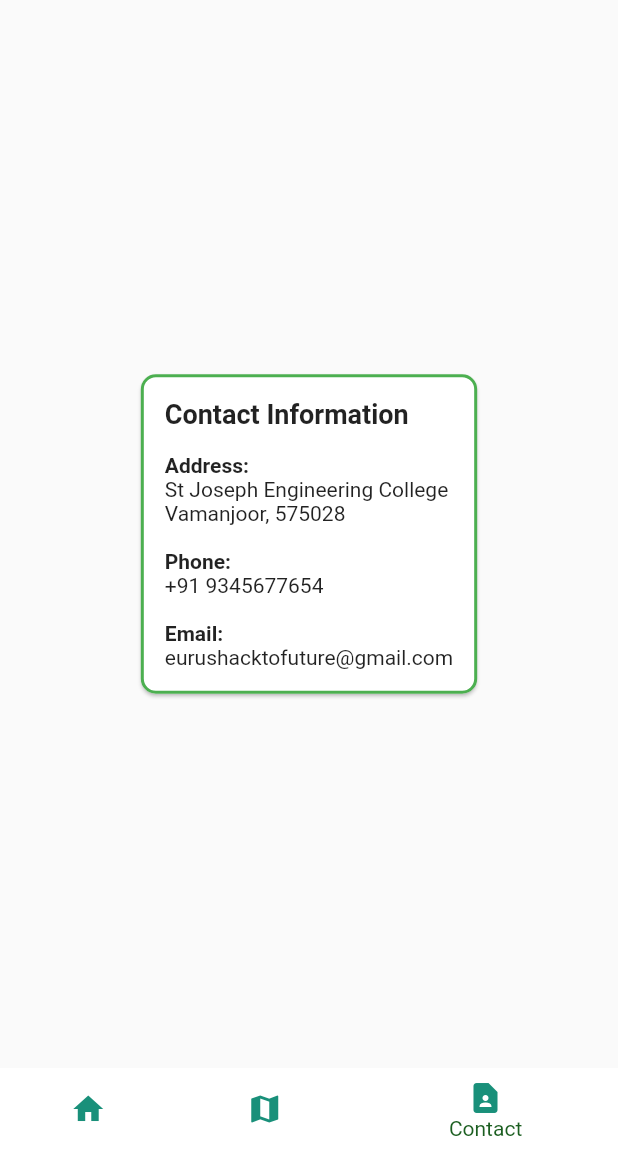
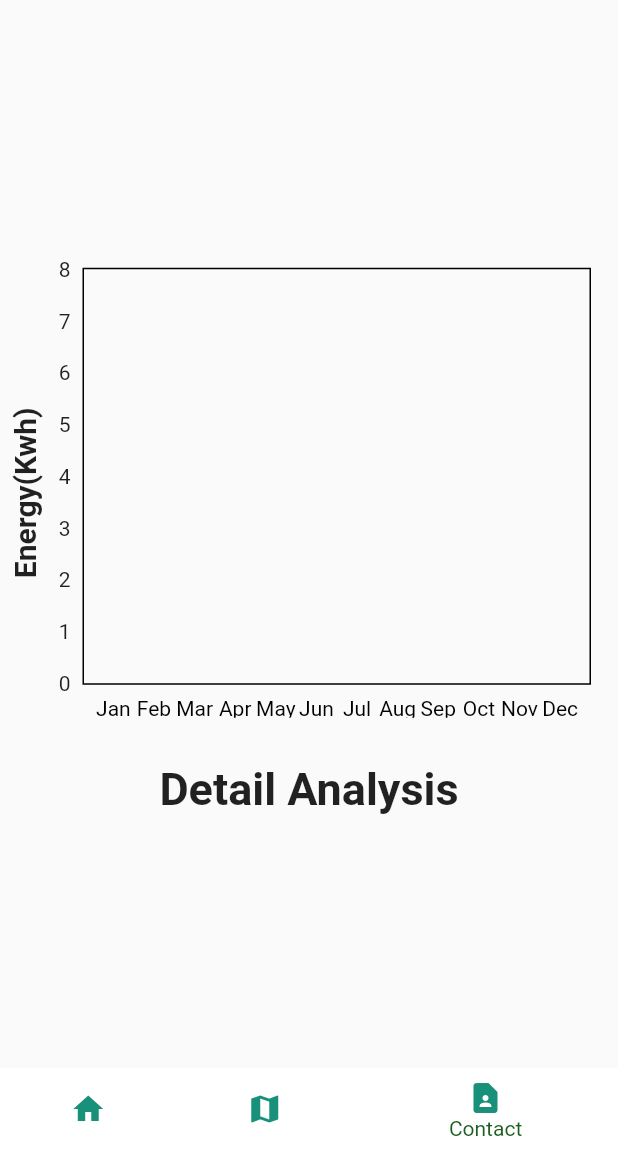
Before and after one commit to samwinp/vita, a Flutter app: the screen it shows after launch, item 3 of the bottom bar chosen, on a phone screen of 412 x 824 dp, the part 84-1236 px from its top. Run offline on Flutter 3.47's test engine with Material 2 defaults, Android fonts, the light colour scheme and no system bars; drawn by our look-alikes of fl_chart; our stand-ins replace cloud_firestore, firebase_auth, firebase_core, google_maps_flutter, lottie, shared_preferences; accounts and stored records are empty.

Commit message:
ADDED CHART

```diff
--- /dev/null
+++ b/Jinsei/studious-chainsaw-main/new_age/lib/chart/bar_graph.dart
@@ -0,0 +1,106 @@
+import 'package:fl_chart/fl_chart.dart';
+import 'package:flutter/material.dart';
+import 'individual_bar.dart';
+
+class MyBarGraph extends StatelessWidget {
+  final List monthlyEnergyGenerated;
+  const MyBarGraph({super.key, required this.monthlyEnergyGenerated});
+
+  @override
+  Widget build(BuildContext context) {
+    BarData myBarData = BarData(
+      monthlyEnergyGenerated[0],
+
+      monthlyEnergyGenerated[1],
+      monthlyEnergyGenerated[2],
+      monthlyEnergyGenerated[3],
+      monthlyEnergyGenerated[4],
+      monthlyEnergyGenerated[5],
+      monthlyEnergyGenerated[6],
+      monthlyEnergyGenerated[7],
+      monthlyEnergyGenerated[8],
+      monthlyEnergyGenerated[9],
+      monthlyEnergyGenerated[10],
+      monthlyEnergyGenerated[11],
+    );
+
+    myBarData.initializeBarData();
+    return BarChart(
+      BarChartData(
+        minY: 0,
+        maxY: 8,
+        gridData: FlGridData(show: false),
+        barGroups: myBarData.barData
+            .map((data) => BarChartGroupData(x: data.x, barsSpace: 8, barRods: [
+                  BarChartRodData(
+                      toY: data.y,
+                      color: const Color.fromARGB(255, 255, 114, 7),
+                      width: 15,
+                      borderRadius: BorderRadius.circular(5)),
+                ]))
+            .toList(),
+        titlesData: FlTitlesData(
+          show: true,
+          topTitles: AxisTitles(sideTitles: SideTitles(showTitles: false)),
+          rightTitles: AxisTitles(sideTitles: SideTitles(showTitles: false)),
+          leftTitles: AxisTitles(sideTitles: SideTitles(showTitles: true)),
+          bottomTitles: AxisTitles(
+            sideTitles: SideTitles(
+              showTitles: true,
+              getTitlesWidget: getBottomText,
+            ),
+          ),
+        ),
+      ),
+    );
+  }
+}
+
+Widget getBottomText(double value, TitleMeta meta) {
+  const TextStyle style = TextStyle(
+    color: Colors.black,
+    fontSize: 14,
+  );
+
+  late Widget text;
+  switch (value.toInt()) {
+    case 1:
+      text = const Text('Jan', style: style);
+      break;
+    case 2:
+      text = const Text('Feb', style: style);
+      break;
+    case 3:
+      text = const Text('Mar', style: style);
+      break;
+    case 4:
+      text = const Text('Apr', style: style);
+      break;
+    case 5:
+      text = const Text('May', style: style);
+      break;
+    case 6:
+      text = const Text('Jun', style: style);
+      break;
+    case 7:
+      text = const Text('Jul', style: style);
+      break;
+    case 8:
+      text = const Text('Aug', style: style);
+      break;
+    case 9:
+      text = const Text('Sep', style: style);
+      break;
+    case 10:
+      text = const Text('Oct', style: style);
+      break;
+    case 11:
+      text = const Text('Nov', style: style);
+      break;
+    case 12:
+      text = const Text('Dec', style: style);
+      break;
+  }
+
+  return SideTitleWidget(axisSide: meta.axisSide, child: text);
+}
--- /dev/null
+++ b/Jinsei/studious-chainsaw-main/new_age/lib/chart/individual_bar.dart
@@ -0,0 +1,54 @@
+class IndividualBar{
+  final int x;
+  final double y;
+  IndividualBar(this.x, this.y);
+}
+
+class BarData{
+  final double janEnergyGenerated;
+  final double febEnergyGenerated;
+  final double marEnergyGenerated;
+  final double aprEnergyGenerated;
+  final double mayEnergyGenerated;
+  final double juneEnergyGenerated;
+  final double julyEnergyGenerated;
+  final double augEnergyGenerated;
+  final double sepEnergyGenerated;
+  final double octEnergyGenerated;
+  final double novEnergyGenerated;
+  final double decEnergyGenerated;
+  BarData(
+    this.janEnergyGenerated,
+    this.febEnergyGenerated,
+    this.marEnergyGenerated,
+    this.aprEnergyGenerated,
+    this.mayEnergyGenerated,
+    this.juneEnergyGenerated,
+    this.julyEnergyGenerated,
+    this.augEnergyGenerated,
+    this.sepEnergyGenerated,
+    this.octEnergyGenerated,
+    this.novEnergyGenerated,
+    this.decEnergyGenerated,
+  );
+
+List<IndividualBar>barData = [];
+
+void initializeBarData(){
+  barData = [
+    IndividualBar(1, janEnergyGenerated),
+    IndividualBar(2, febEnergyGenerated),
+    IndividualBar(3, marEnergyGenerated),
+    IndividualBar(4, aprEnergyGenerated),
+    IndividualBar(5, mayEnergyGenerated),
+    IndividualBar(6, juneEnergyGenerated),
+    IndividualBar(7, julyEnergyGenerated),
+    IndividualBar(8, augEnergyGenerated),
+    IndividualBar(9, sepEnergyGenerated),
+    IndividualBar(10, octEnergyGenerated),
+    IndividualBar(11, novEnergyGenerated),
+    IndividualBar(12,decEnergyGenerated),
+  ];
+}
+
+}
--- /dev/null
+++ b/Jinsei/studious-chainsaw-main/new_age/lib/chart/mapbar_gaph.dart
@@ -0,0 +1,86 @@
+import 'package:flutter/material.dart';
+import 'bar_graph.dart';
+
+// void main() {
+//   runApp(const MyApp());
+// }
+
+// class MyApp extends StatelessWidget {
+//   const MyApp({Key? key}) : super(key: key);
+
+//   @override
+//   Widget build(BuildContext context) {
+//     return const MaterialApp(
+//       home: GraphPage(),
+//     );
+//   }
+// }
+
+class GraphPage extends StatefulWidget {
+  const GraphPage({Key? key}) : super(key: key);
+
+  @override
+  State<GraphPage> createState() => _GraphPageState();
+}
+
+class _GraphPageState extends State<GraphPage> {
+  List<double> months = [
+   0,
+   0,
+   0,
+   0,
+   0,
+   0,
+   0,
+   0,
+   0,
+   0,
+   0,
+   0,
+  ];
+  @override
+  Widget build(BuildContext context) {
+    return Scaffold(
+      body: Center(
+        child: Column(
+          mainAxisSize: MainAxisSize.min,
+          children: [
+            Container(
+              padding: const EdgeInsets.fromLTRB(0, 10, 18, 10),
+              child: SizedBox(
+                height: 300,
+                child: Row(
+                  children: [
+                    const Padding(
+                      padding: EdgeInsets.fromLTRB(5, 5, 5, 5),
+                      child: RotatedBox(
+                        quarterTurns: 3,
+                        child: Text(
+                          'Energy(Kwh)',
+                          style: TextStyle(
+                            fontSize: 20,
+                            fontWeight: FontWeight.bold,
+                          ),
+                        ),
+                      ),
+                    ),
+                    Expanded(
+                      child: MyBarGraph(monthlyEnergyGenerated: months),
+                    ),
+                  ],
+                ),
+              ),
+            ),
+            const SizedBox(
+              height: 20,
+            ),
+            const Text(
+              "Detail Analysis",
+              style: TextStyle(fontSize: 30, fontWeight: FontWeight.bold),
+            )
+          ],
+        ),
+      ),
+    );
+  }
+}
--- a/Jinsei/studious-chainsaw-main/new_age/lib/main.dart
+++ b/Jinsei/studious-chainsaw-main/new_age/lib/main.dart
@@ -1,5 +1,6 @@
 import 'package:flutter/material.dart';
 import 'package:firebase_core/firebase_core.dart';
+import 'package:new_age/chart/mapbar_gaph.dart';
 import 'package:new_age/pages/HomePage.dart';
 import 'package:new_age/pages/Landing_page.dart';
 import 'package:new_age/pages/api.dart';
@@ -67,3 +68,5 @@
 //  LandingPage(),
 
 // _isSingnedIn ? MyWidget() :
+
+// LandingPage()
--- a/Jinsei/studious-chainsaw-main/new_age/lib/pages/Landing_page.dart
+++ b/Jinsei/studious-chainsaw-main/new_age/lib/pages/Landing_page.dart
@@ -1,4 +1,5 @@
 import 'package:flutter/material.dart';
+import 'package:new_age/chart/mapbar_gaph.dart';
 import 'package:new_age/pages/HomePage.dart';
 import 'package:new_age/pages/login_page.dart';
 import 'package:new_age/pages/maptest_page.dart';
@@ -21,7 +22,7 @@
   static List<Widget> _widgetOption = <Widget>[
     const HomePage(),// this is perfect no need to change
     MapScreen(),// this is done temp it has to changed to map soon
-    ContactPage()// this has to be changes to list of hospital
+    GraphPage()// this has to be changes to list of hospital
   ];
 
   void _onItemTapped(int index){
--- a/Jinsei/studious-chainsaw-main/new_age/lib/pages/apiv.dart
+++ b/Jinsei/studious-chainsaw-main/new_age/lib/pages/apiv.dart
@@ -1,3 +1,4 @@
+import 'dart:async';
 import 'dart:convert';
 
 
@@ -19,6 +20,10 @@
 }
 
 class _ApivState extends State<Apiv> {
+  var dis = "";
+  var dis2 = "";
+  List<double> numbers= [];
+
   // this is the code to make a post requets
   Future<String?> getData() async {
   print("${widget.lat} latitude and ${widget.lon}");
@@ -29,6 +34,15 @@
     final responseJson = jsonDecode(response.body);
     var newValue = responseJson;
     print("${newValue} there is no shit");
+    RegExp regExp = RegExp(r'(\d+(?:\.\d+)?)'); // Regular expression to match numbers
+     numbers = regExp.allMatches(newValue.toString()).map((match) => double.parse(match.group(0)!)).toList();
+      print(numbers[0]);
+      var val1 = numbers[0]; //
+      var val2 = numbers[1];
+    setState(() {
+       dis = val1.toString();
+       dis2 = val2.toString();
+     });
 
     //end of extra code
 
@@ -49,15 +63,26 @@
   Widget build(BuildContext context) {
     return Scaffold(
       appBar: AppBar(title: Text("vaibhav"),),
-      body: Column(
+      body: Center(
+        child: Column(
           children: <Widget>[
             TextButton.icon(
               onPressed: (){getData();},
             icon: Icon(Icons.mail),
             label: Text('call api')
             ),
-          TextButton(onPressed: (){nextScreenReplace(context, MapScreen());}, child: Text("return back"))
+            TextButton(onPressed: (){nextScreenReplace(context, MapScreen());}, child: Text("return back")),
+            Container(
+              child: Column(
+                children: [
+                  //make the container over here
+                 Text("${dis}"),
+                 Text("${dis2}"),
                 ],
+              ),
+            )
+          ],
+        ),
       ),
     );
   }
--- a/Jinsei/studious-chainsaw-main/new_age/pubspec.yaml
+++ b/Jinsei/studious-chainsaw-main/new_age/pubspec.yaml
@@ -42,6 +42,7 @@
   shared_preferences: ^2.1.0
   http: ^0.13.5
   google_maps_flutter: ^2.2.5
+  fl_chart: ^0.62.0
 
 dev_dependencies:
   flutter_test:
```
Also changed, not shown: Jinsei/studious-chainsaw-main/new_age/pubspec.lock. Lines whose indentation alone changed are shown as unchanged.
